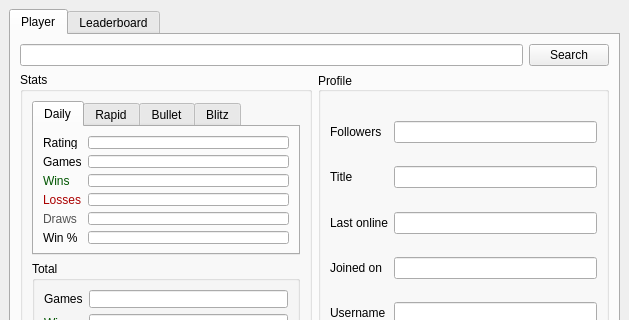
afmdiazh/Chess-Dot-Py, file src/interface/main_window.ui: the form before one commit; both pictures show x 0 to 629 and y 0 to 320 of the 629 by 469 pixel window.
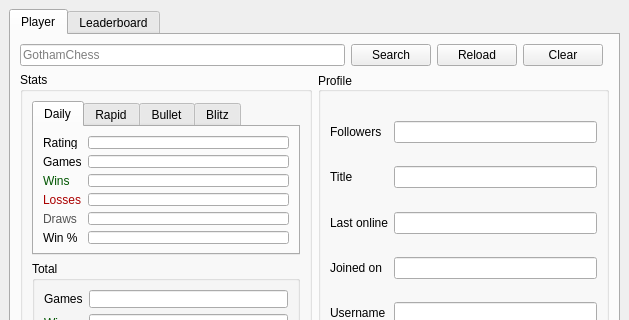
The form after the commit. Icons and pictures are not drawn.

Commit message: Implemented Reload and Clear buttons, added comments

The edit to the form file:
```diff
--- a/src/interface/main_window.ui
+++ b/src/interface/main_window.ui
@@ -52,16 +52,13 @@
          </attribute>
          <layout class="QGridLayout" name="gridLayout_3">
           <item row="0" column="0">
-           <widget class="QLineEdit" name="lineEditPlayerSearch"/>
-          </item>
-          <item row="0" column="1">
-           <widget class="QPushButton" name="pushButtonPlayerSearch">
-            <property name="text">
-             <string>Search</string>
+           <widget class="QLineEdit" name="lineEditPlayerSearch">
+            <property name="placeholderText">
+             <string>GothamChess</string>
             </property>
            </widget>
           </item>
-          <item row="1" column="0" colspan="2">
+          <item row="1" column="0" colspan="5">
            <layout class="QHBoxLayout" name="horizontalLayout">
             <item>
              <widget class="QGroupBox" name="groupBoxStats">
@@ -1358,6 +1355,27 @@
             </item>
            </layout>
           </item>
+          <item row="0" column="3">
+           <widget class="QPushButton" name="pushButtonPlayerClear">
+            <property name="text">
+             <string>Clear</string>
+            </property>
+           </widget>
+          </item>
+          <item row="0" column="2">
+           <widget class="QPushButton" name="pushButtonPlayerReload">
+            <property name="text">
+             <string>Reload</string>
+            </property>
+           </widget>
+          </item>
+          <item row="0" column="1">
+           <widget class="QPushButton" name="pushButtonPlayerSearch">
+            <property name="text">
+             <string>Search</string>
+            </property>
+           </widget>
+          </item>
          </layout>
         </widget>
         <widget class="QWidget" name="qWidgetLeaderboard">
```
The commit also changes 3 other files.
